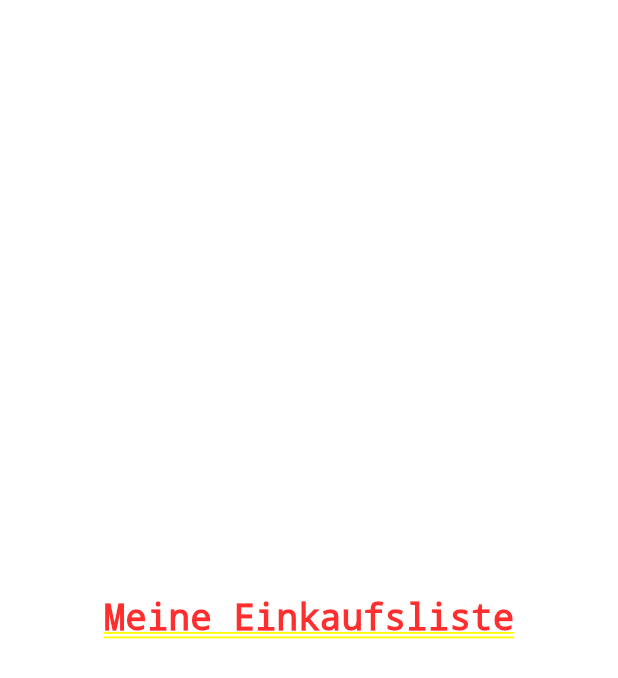
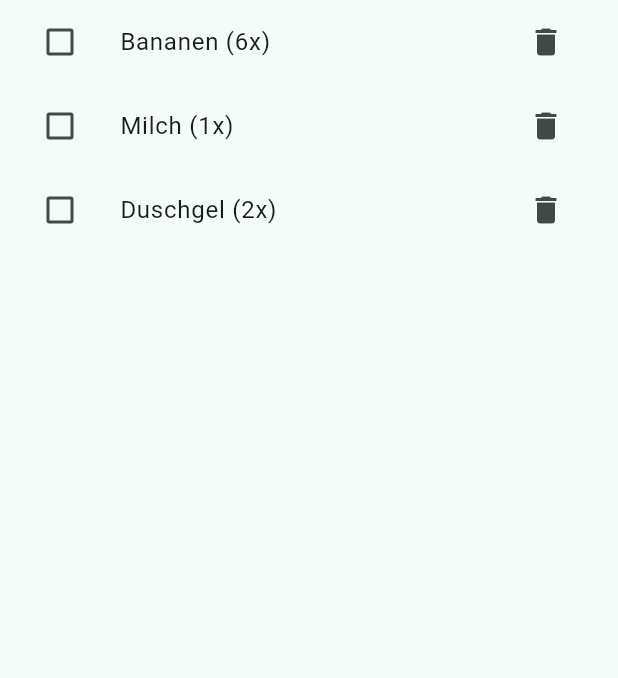
Before and after one commit to mel15g/shopping_list_app, a Flutter app: the screen it shows after launch, on a phone screen of 412 x 824 dp. Shown: the top 678 px of the screen. Run offline on Flutter 3.47's test engine with Material 3 defaults, Android fonts, the phone set to English and light mode, and no system bars.

Commit message:
Einkaufsliste mit Erledigt-Status und Löschen umgesetzt

```diff
--- a/lib/screens/list_screen.dart
+++ b/lib/screens/list_screen.dart
@@ -1,15 +1,65 @@
 import 'package:flutter/material.dart';
+import '../models/list_entry.dart';
 
-class ListScreen extends StatelessWidget {
+class ListScreen extends StatefulWidget {
   const ListScreen({super.key});
 
   @override
+  State<ListScreen> createState() => _ListScreenState();
+}
+
+class _ListScreenState extends State<ListScreen> {
+  final List<ListEntry> _entries = [
+    const ListEntry(id: 'e1', title: 'Bananen', quantity: 6),
+    const ListEntry(id: 'e2', title: 'Milch', quantity: 1),
+    const ListEntry(id: 'e3', title: 'Duschgel', quantity: 2),
+  ];
+
+  void _toggleDone(String id) {
+    setState(() {
+      final index = _entries.indexWhere((e) => e.id == id);
+      final entry = _entries[index];
+      _entries[index] = entry.copyWith(isDone: !entry.isDone);
+    });
+  }
+
+  void _removeEntry(String id) {
+    setState(() {
+      _entries.removeWhere((e) => e.id == id);
+    });
+  }
+
+  @override
   Widget build(BuildContext context) {
-    return const Center(
-      child: Text(
-        'Meine Einkaufsliste',
-        style: TextStyle(fontSize: 24),
-      ),
+    return Scaffold(
+      body: _entries.isEmpty
+          ? const Center(
+              child: Text('Noch keine Artikel. Tippe später auf +'),
+            )
+          : ListView.builder(
+              itemCount: _entries.length,
+              itemBuilder: (context, i) {
+                final e = _entries[i];
+
+                return ListTile(
+                  leading: Checkbox(
+                    value: e.isDone,
+                    onChanged: (_) => _toggleDone(e.id),
+                  ),
+                  title: Text(
+                    '${e.title} (${e.quantity}x)',
+                    style: TextStyle(
+                      decoration:
+                          e.isDone ? TextDecoration.lineThrough : null,
+                    ),
+                  ),
+                  trailing: IconButton(
+                    onPressed: () => _removeEntry(e.id),
+                    icon: const Icon(Icons.delete),
+                  ),
+                );
+              },
+            ),
     );
   }
 }
```
